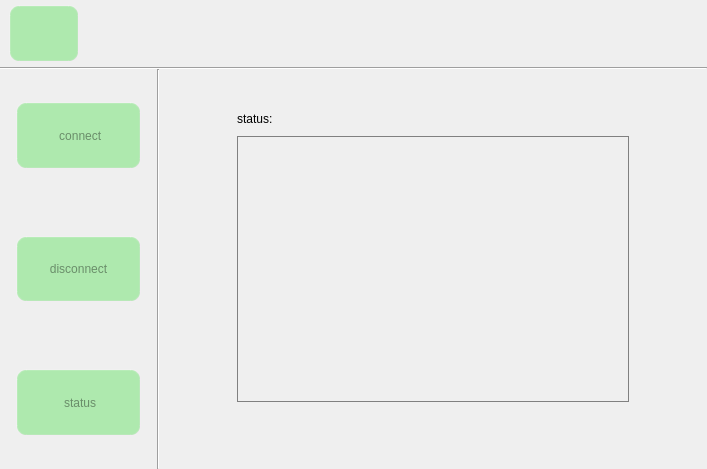
Old version of the form sim_module.ui in the repository jizizihe/baijie_demo.
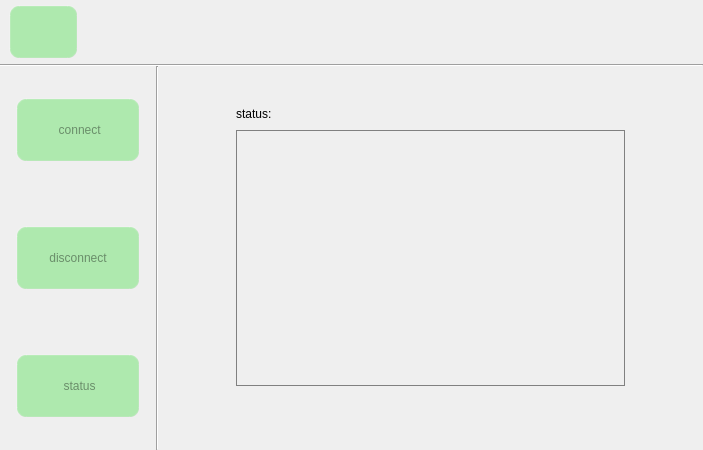
New version of the form. Icons and pictures are not drawn.

Commit message: func:   changes some code for scan bluetooth   Modify some function button in ipset

```diff
--- a/sim_module.ui
+++ b/sim_module.ui
@@ -6,8 +6,8 @@
    <rect>
     <x>0</x>
     <y>0</y>
-    <width>707</width>
-    <height>469</height>
+    <width>703</width>
+    <height>450</height>
    </rect>
   </property>
   <property name="windowTitle">
```
Left out of the diff: 2 changed lines with no effect on the pictures. The commit also changes 6 other files.
